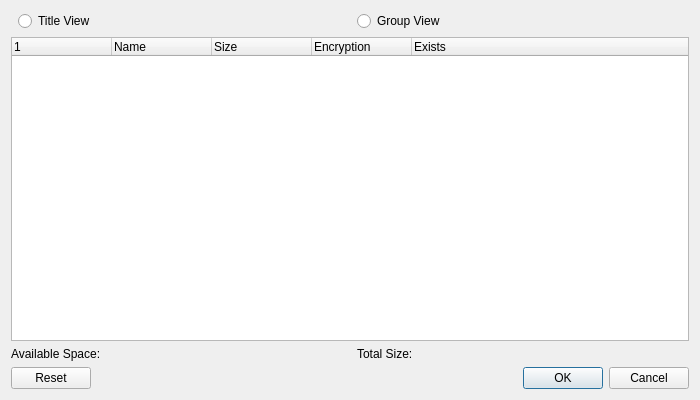
Qt form src/frontend/import_dialog.ui (zhaowenlan1779/threeSD) before a commit.
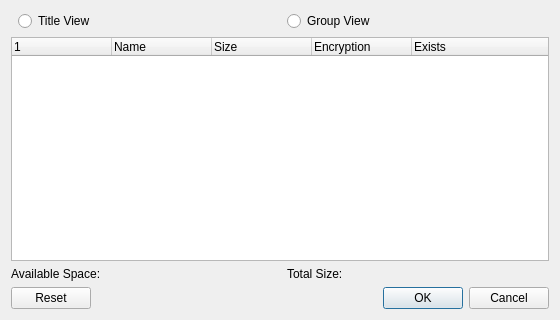
The same form after that commit.

```diff
--- a/src/frontend/import_dialog.ui
+++ b/src/frontend/import_dialog.ui
@@ -6,8 +6,8 @@
    <rect>
     <x>0</x>
     <y>0</y>
-    <width>700</width>
-    <height>400</height>
+    <width>560</width>
+    <height>320</height>
    </rect>
   </property>
   <property name="windowTitle">
```
